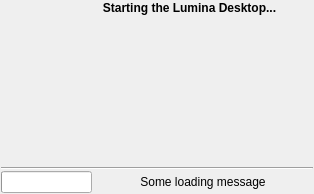
lumina-desktop/lumina, file src-qt5/core/lumina-desktop/BootSplash.ui: the form before one commit.
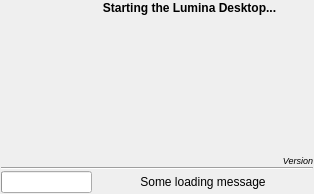
The form after the commit.

Commit message: Add the Lumina version to the bottom of the boot splash as well.

What changed in the file:
```diff
--- a/src-qt5/core/lumina-desktop/BootSplash.ui
+++ b/src-qt5/core/lumina-desktop/BootSplash.ui
@@ -122,6 +122,22 @@
          </property>
         </widget>
        </item>
+       <item>
+        <widget class="QLabel" name="label_version">
+         <property name="font">
+          <font>
+           <pointsize>7</pointsize>
+           <italic>true</italic>
+          </font>
+         </property>
+         <property name="text">
+          <string notr="true">Version</string>
+         </property>
+         <property name="alignment">
+          <set>Qt::AlignRight|Qt::AlignTrailing|Qt::AlignVCenter</set>
+         </property>
+        </widget>
+       </item>
       </layout>
      </item>
     </layout>
```
The commit also changes 1 other file.
